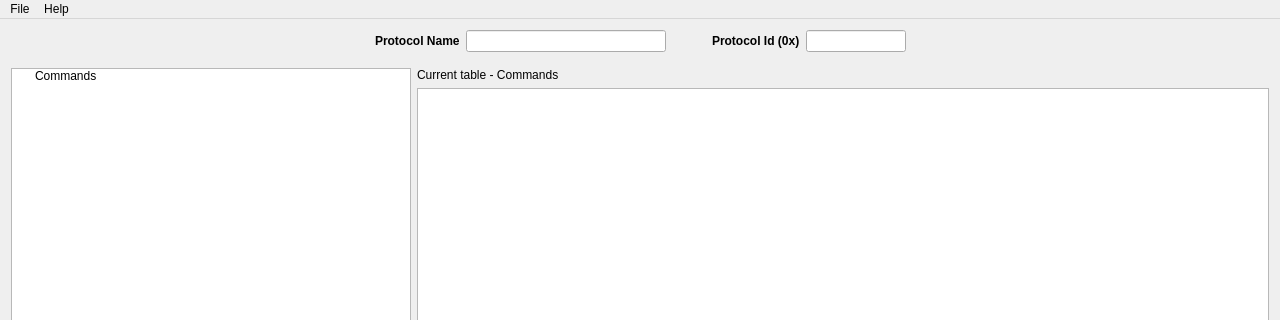
Above: src/mainwindow.ui from jean-roland/LCSF_Generator before the change; both pictures show x 0 to 1280 and y 0 to 320 of the 1280 by 768 pixel window. Below: the same form after it.
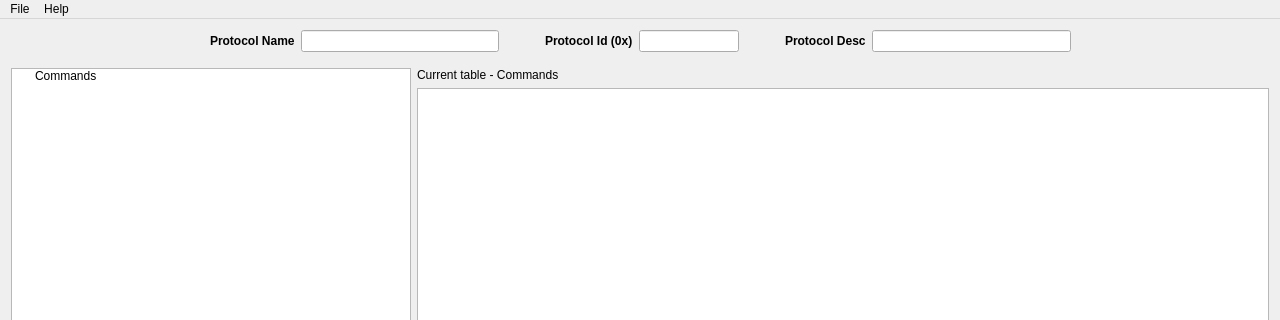
That is the form after the change. Icons and pictures are not drawn.

Commit message: feat: add a protocol description field in gui/json

What changed in the file:
```diff
--- a/src/mainwindow.ui
+++ b/src/mainwindow.ui
@@ -120,6 +120,48 @@
         </property>
        </widget>
       </item>
+      <item>
+       <spacer name="horizontalSpacer_8">
+        <property name="orientation">
+         <enum>Qt::Horizontal</enum>
+        </property>
+        <property name="sizeType">
+         <enum>QSizePolicy::Fixed</enum>
+        </property>
+        <property name="sizeHint" stdset="0">
+         <size>
+          <width>40</width>
+          <height>20</height>
+         </size>
+        </property>
+       </spacer>
+      </item>
+      <item>
+       <widget class="QLabel" name="labelProtocolDesc">
+        <property name="text">
+         <string>&lt;html&gt;&lt;head/&gt;&lt;body&gt;&lt;p&gt;&lt;span style=&quot; font-weight:600;&quot;&gt;Protocol Desc&lt;/span&gt;&lt;/p&gt;&lt;/body&gt;&lt;/html&gt;</string>
+        </property>
+       </widget>
+      </item>
+      <item>
+       <widget class="QLineEdit" name="leProtocolDesc">
+        <property name="maximumSize">
+         <size>
+          <width>200</width>
+          <height>16777215</height>
+         </size>
+        </property>
+        <property name="toolTip">
+         <string/>
+        </property>
+        <property name="maxLength">
+         <number>64</number>
+        </property>
+        <property name="clearButtonEnabled">
+         <bool>false</bool>
+        </property>
+       </widget>
+      </item>
       <item>
        <spacer name="horizontalSpacer_7">
         <property name="orientation">
```
The commit also changes 9 other files.
